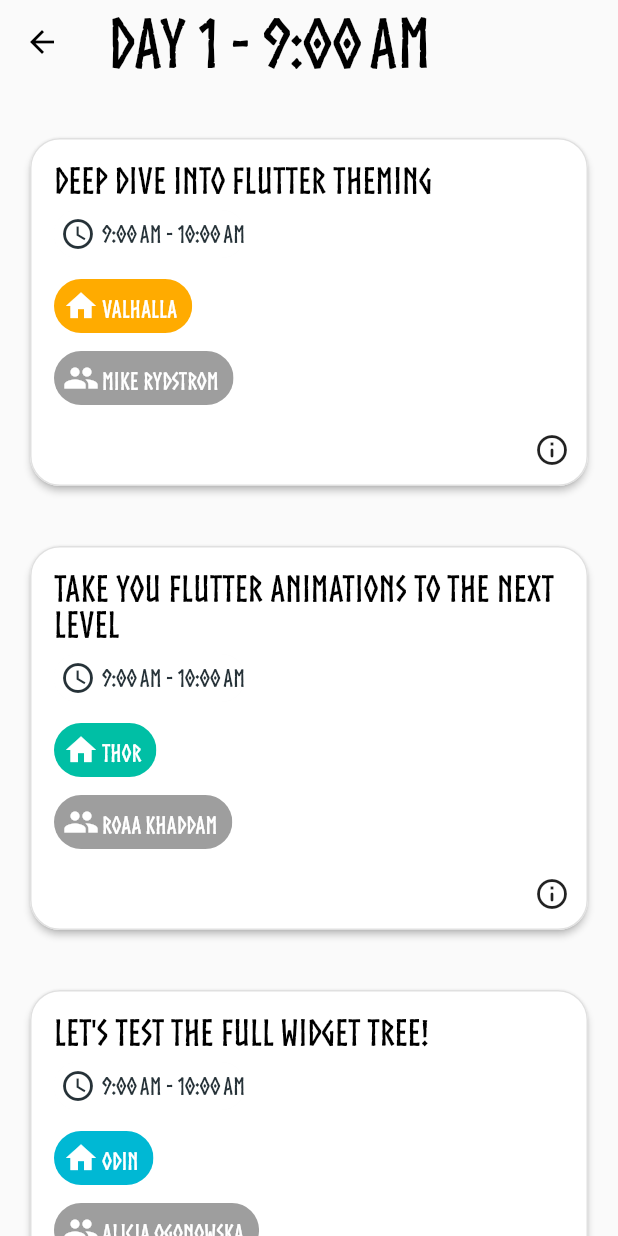
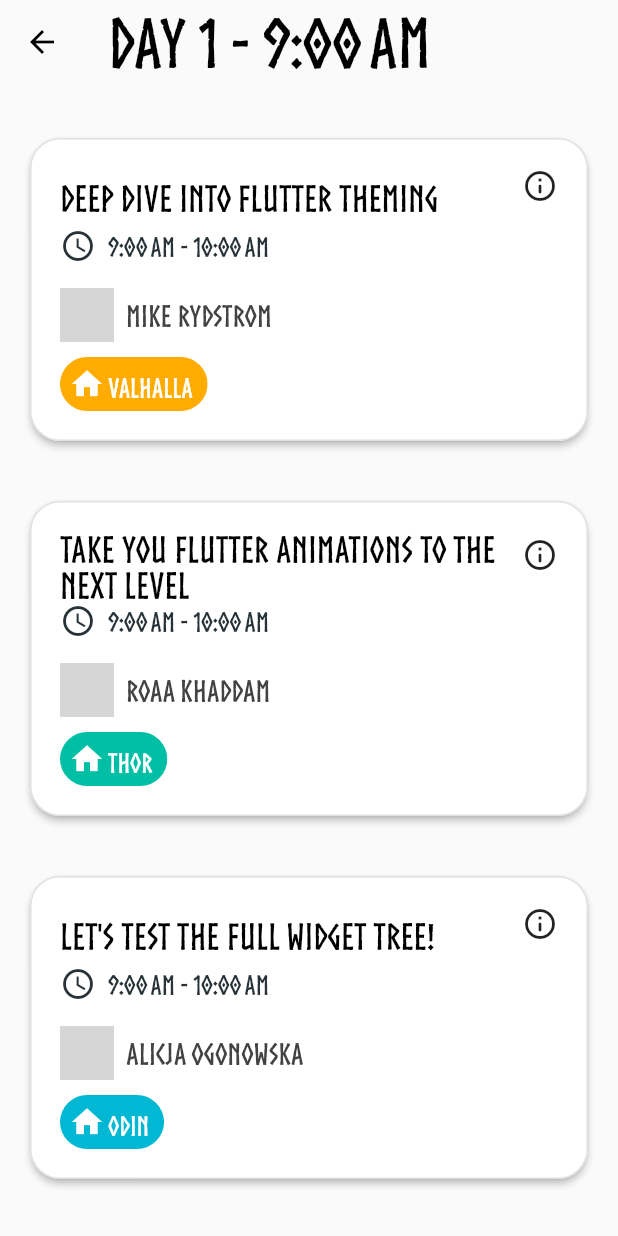
Before and after one commit to b099l3/Sunstone, a Flutter app: the SelectionPage screen opened by its route, on a phone screen of 412 x 824 dp. Run offline on Flutter 3.47's test engine with Material 2 defaults, Android fonts, the phone set to English and light mode, and no system bars; our stand-ins replace auto_route, flutter_riverpod, flutter_svg, shared_preferences; missing offline and left inert: ordered_set; accounts and stored records are empty; network calls fail; grey boxes are pictures that could not be loaded.

Commit message:
more style but need to go see Oslo!!!

```diff
--- a/lib/core/presentation/widgets/sunstone_app_bar.dart
+++ b/lib/core/presentation/widgets/sunstone_app_bar.dart
@@ -5,10 +5,12 @@ class SunstoneAppBar extends AppBar {
     Key? key,
     required String text,
     List<Widget>? actions,
+    PreferredSizeWidget? bottom,
   }) : super(
           key: key,
           elevation: 0,
           actions: actions,
+          bottom: bottom,
           backgroundColor: Colors.transparent,
           foregroundColor: Colors.black,
           title: Text(
--- a/lib/core/presentation/widgets/talk_card.dart
+++ b/lib/core/presentation/widgets/talk_card.dart
@@ -18,6 +18,7 @@ class TalkCard extends StatelessWidget {
     return Padding(
       padding: const EdgeInsets.fromLTRB(16, 0, 16, 32),
       child: Card(
+        // color: talk.location.color(),
         shape: RoundedRectangleBorder(
           side: BorderSide(
             color: Colors.grey.shade300,
@@ -25,11 +26,16 @@ class TalkCard extends StatelessWidget {
           borderRadius: BorderRadius.circular(20.0),
         ),
         elevation: 2,
+        child: Padding(
+          padding: const EdgeInsets.fromLTRB(20.0, 20.0, 20.0, 14.0),
           child: Column(
-          crossAxisAlignment: CrossAxisAlignment.stretch,
+            crossAxisAlignment: CrossAxisAlignment.start,
             children: [
-            Padding(
-              padding: const EdgeInsets.fromLTRB(16.0, 16.0, 16.0, 0),
+              Row(
+                mainAxisAlignment: MainAxisAlignment.spaceBetween,
+                crossAxisAlignment: CrossAxisAlignment.center,
+                children: [
+                  Flexible(
                     child: Text(
                       talk.title,
                       textAlign: TextAlign.start,
@@ -40,34 +46,85 @@ class TalkCard extends StatelessWidget {
                       ),
                     ),
                   ),
+                  IconButton(
+                    padding: EdgeInsets.zero,
+                    alignment: Alignment.topRight,
+                    visualDensity: VisualDensity.compact,
+                    highlightColor: Colors.transparent,
+                    focusColor: Colors.transparent,
+                    splashColor: Colors.transparent,
+                    icon: const Icon(
+                      Icons.info_outline_rounded,
+                    ),
+                    onPressed: () {
+                      if (talk.link != null) {
+                        _launchUrl(Uri.parse(talk.link!));
+                      }
+                    },
+                  ),
+                ],
+              ),
               IntrinsicHeight(
-              child: Padding(
-                padding: const EdgeInsets.symmetric(
-                  horizontal: 16.0,
-                ),
                 child: Column(
                   mainAxisAlignment: MainAxisAlignment.spaceBetween,
                   crossAxisAlignment: CrossAxisAlignment.start,
                   children: [
-                    Chip(
-                      labelPadding: const EdgeInsets.all(0),
-                      padding: const EdgeInsets.all(0.0),
-                      backgroundColor: Colors.white,
-                      avatar: CircleAvatar(
-                        backgroundColor: Colors.white,
+                    Row(
+                      children: [
+                        Padding(
+                          padding: const EdgeInsets.only(right: 8.0),
                           child: Icon(
                             Icons.schedule,
                             color: Colors.blueGrey.shade900,
                           ),
                         ),
-                      label: Text(
+                        Text(
                           '${talk.start.toFormatedString()} - ${talk.end.toFormatedString()}',
                           textAlign: TextAlign.center,
                           style: TextStyle(
-                          fontSize: 16,
+                            fontSize: 18,
                             fontWeight: FontWeight.bold,
                             color: Colors.blueGrey.shade900,
                           ),
+                        ),
+                      ],
+                    ),
+                    Padding(
+                      padding: const EdgeInsets.only(top: 16.0),
+                      child: Column(
+                        children: talk.speakers!
+                            .map(
+                              (speaker) => Padding(
+                                padding: const EdgeInsets.only(
+                                  bottom: 4.0,
+                                ),
+                                child: Row(
+                                  mainAxisAlignment: MainAxisAlignment.start,
+                                  children: [
+                                    Padding(
+                                      padding:
+                                          const EdgeInsets.only(right: 8.0),
+                                      child: CircleAvatar(
+                                        radius: 18,
+                                        backgroundColor: Colors.grey,
+                                        backgroundImage:
+                                            NetworkImage(speaker.imageUrl),
+                                      ),
+                                    ),
+                                    Text(
+                                      speaker.name,
+                                      textAlign: TextAlign.center,
+                                      style: TextStyle(
+                                        fontSize: 20,
+                                        fontWeight: FontWeight.bold,
+                                        color: Colors.grey.shade800,
+                                      ),
+                                    ),
+                                  ],
+                                ),
+                              ),
+                            )
+                            .toList(),
                       ),
                     ),
                     Chip(
@@ -85,62 +142,17 @@ class TalkCard extends StatelessWidget {
                         talk.location.name.capitalise(),
                         textAlign: TextAlign.center,
                         style: const TextStyle(
-                          fontSize: 16,
+                          fontSize: 18,
                           fontWeight: FontWeight.bold,
                           color: Colors.white,
                         ),
                       ),
-                    ),
-                    Row(
-                      children: talk.speakers!
-                          .map(
-                            (speaker) => Chip(
-                              labelPadding:
-                                  const EdgeInsets.fromLTRB(0, 4, 6, 0),
-                              padding: const EdgeInsets.all(4.0),
-                              backgroundColor: Colors.grey,
-                              avatar: const CircleAvatar(
-                                backgroundColor: Colors.grey,
-                                child: Icon(
-                                  Icons.people,
-                                  color: Colors.white,
-                                ),
-                              ),
-                              label: Text(
-                                speaker.name,
-                                textAlign: TextAlign.center,
-                                style: const TextStyle(
-                                  fontSize: 16,
-                                  fontWeight: FontWeight.bold,
-                                  color: Colors.white,
-                                ),
-                              ),
-                            ),
-                          )
-                          .toList(),
                     )
                   ],
                 ),
               ),
+            ],
           ),
-            Align(
-              alignment: Alignment.centerRight,
-              child: IconButton(
-                highlightColor: Colors.transparent,
-                focusColor: Colors.transparent,
-                splashColor: Colors.transparent,
-                icon: const Icon(
-                  Icons.info_outline_rounded,
-                ),
-                onPressed: () {
-                  if (talk.link != null) {
-                    _launchUrl(Uri.parse(talk.link!));
-                  }
-                },
-                // child: const Text('more info'),
-              ),
-            ),
-          ],
         ),
       ),
     );
```
Also changed, not shown: lib/core/presentation/schedule_page.dart (+47 -32 lines), lib/core/presentation/widgets/schedule_card.dart (added, +61 -0 lines), 1 other file. Lines whose indentation alone changed are shown as unchanged.
